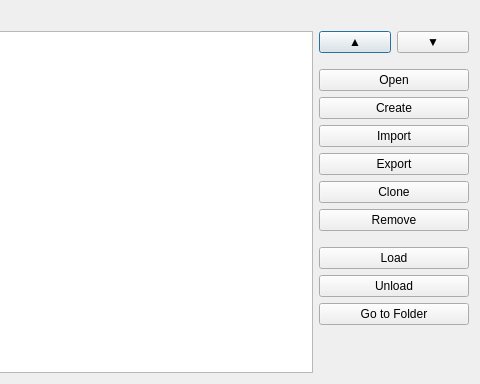
First picture: the form in ui/qgisred_projectmanager_dialog.ui, repository qgisred/QGISRed, before the edit; both pictures show x 369 to 849 and y 0 to 384 of the 849 by 384 pixel window.
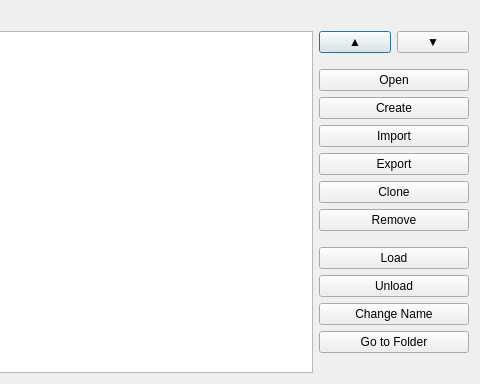
Second picture: the form after the edit. Icons and pictures are not drawn.

Commit message: Allow to change name in the project manager dialog

Patch:
```diff
--- a/ui/qgisred_projectmanager_dialog.ui
+++ b/ui/qgisred_projectmanager_dialog.ui
@@ -345,6 +345,31 @@
            </property>
           </widget>
          </item>
+         <item>
+          <widget class="QPushButton" name="btChangeName">
+           <property name="sizePolicy">
+            <sizepolicy hsizetype="Fixed" vsizetype="Fixed">
+             <horstretch>0</horstretch>
+             <verstretch>0</verstretch>
+            </sizepolicy>
+           </property>
+           <property name="minimumSize">
+            <size>
+             <width>150</width>
+             <height>0</height>
+            </size>
+           </property>
+           <property name="baseSize">
+            <size>
+             <width>75</width>
+             <height>0</height>
+            </size>
+           </property>
+           <property name="text">
+            <string>Change Name</string>
+           </property>
+          </widget>
+         </item>
          <item>
           <widget class="QPushButton" name="btGo2Folder">
            <property name="sizePolicy">
```
The commit also changes 3 other files.
